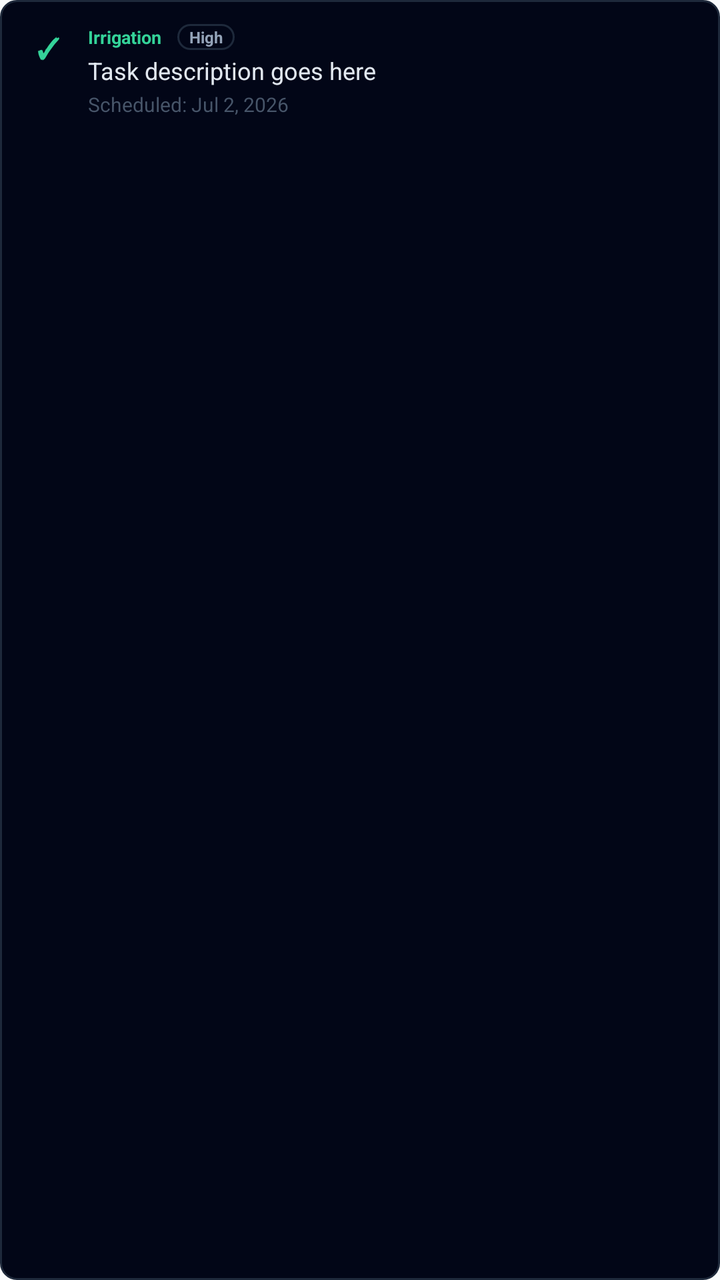
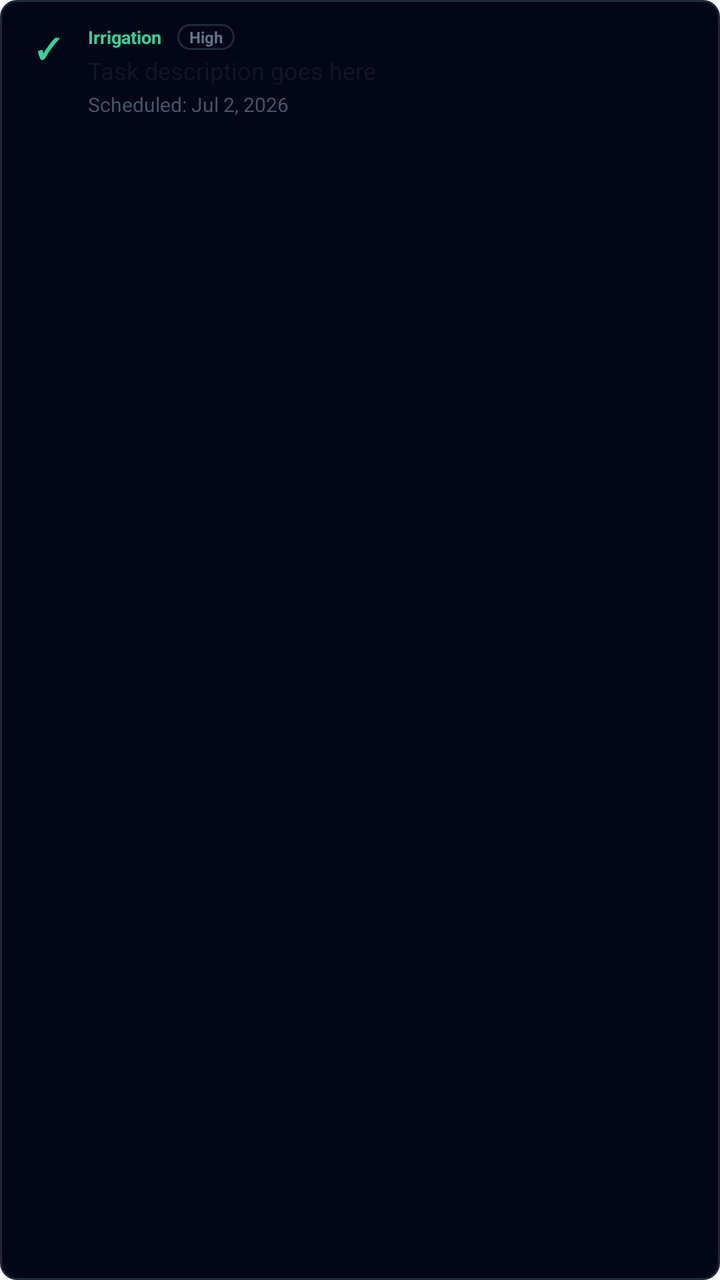

Screens rendered from an Android XML layout before and after an edit, with the pre-edit source and the edit as a unified diff.
<!-- AndroidManifest.xml: application theme AppTheme -->
<!-- res/layout/item_calendar_task.xml -->
<?xml version="1.0" encoding="utf-8"?>
<LinearLayout xmlns:android="http://schemas.android.com/apk/res/android"
    android:layout_width="match_parent"
    android:layout_height="wrap_content"
    android:layout_marginBottom="8dp"
    android:background="@drawable/bg_spinner"
    android:orientation="horizontal"
    android:padding="12dp">

    
    <TextView
        android:layout_width="24dp"
        android:layout_height="24dp"
        android:gravity="center"
        android:text="✓"
        android:textColor="#34d399"
        android:textSize="14sp"
        android:textStyle="bold" />

    <LinearLayout
        android:layout_width="match_parent"
        android:layout_height="wrap_content"
        android:orientation="vertical"
        android:layout_marginStart="8dp">

        <LinearLayout
            android:layout_width="match_parent"
            android:layout_height="wrap_content"
            android:orientation="horizontal"
            android:gravity="center_vertical">
            <TextView
                android:id="@+id/tvTaskCategory"
                android:layout_width="wrap_content"
                android:layout_height="wrap_content"
                android:text="Irrigation"
                android:textColor="#34d399"
                android:textSize="9sp"
                android:textStyle="bold" />
            <TextView
                android:id="@+id/tvTaskPriority"
                android:layout_width="wrap_content"
                android:layout_height="wrap_content"
                android:layout_marginStart="8dp"
                android:background="@drawable/bg_spinner"
                android:paddingHorizontal="6dp"
                android:paddingVertical="1dp"
                android:text="High"
                android:textColor="#94a3b8"
                android:textSize="8sp"
                android:textStyle="bold" />
        </LinearLayout>

        <TextView
            android:id="@+id/tvTaskTitle"
            android:layout_width="match_parent"
            android:layout_height="wrap_content"
            android:layout_marginTop="2dp"
            android:text="Task description goes here"
            android:textColor="#e2e8f0"
            android:textSize="12sp" />

        <TextView
            android:id="@+id/tvTaskDate"
            android:layout_width="match_parent"
            android:layout_height="wrap_content"
            android:layout_marginTop="2dp"
            android:text="Scheduled: Jul 2, 2026"
            android:textColor="#475569"
            android:textSize="10sp" />
    </LinearLayout>
</LinearLayout>
<!-- resources referenced by this layout -->
<resources>
  <!-- drawable bg_spinner (drawable) -->
  <?xml version="1.0" encoding="utf-8"?>
  <shape xmlns:android="http://schemas.android.com/apk/res/android">
      <solid android:color="#020617"/>
      <stroke android:width="1dp" android:color="#1e293b"/>
      <corners android:radius="8dp"/>
  </shape>
  <style name="AppTheme" parent="Theme.MaterialComponents.DayNight.NoActionBar">
          <item name="colorPrimary">@color/colorPrimary</item>
          <item name="colorPrimaryDark">@color/colorPrimaryDark</item>
          <item name="colorAccent">@color/colorAccent</item>
          <item name="android:windowBackground">@color/colorBackground</item>
          <item name="android:statusBarColor">@color/colorBackground</item>
          <item name="android:navigationBarColor">@color/colorBottomNav</item>
          <item name="android:textColorPrimary">@color/colorTextPrimary</item>
          <item name="android:textColorSecondary">@color/colorTextSecondary</item>
          <item name="elevationOverlayEnabled">false</item>
      </style>
  <color name="colorPrimary">#059669</color>
  <color name="colorPrimaryDark">#047857</color>
  <color name="colorAccent">#10B981</color>
  <color name="colorBackground">#F8FAFC</color>
  <color name="colorBottomNav">#FFFFFF</color>
  <color name="colorTextPrimary">#0F172A</color>
  <color name="colorTextSecondary">#475569</color>
</resources>

<!-- the commit's change to res/layout/item_calendar_task.xml (unified diff, before → after) -->
@@ -45,7 +45,7 @@
                 android:paddingHorizontal="6dp"
                 android:paddingVertical="1dp"
                 android:text="High"
-                android:textColor="#94a3b8"
+                android:textColor="@color/colorTextMuted"
                 android:textSize="8sp"
                 android:textStyle="bold" />
         </LinearLayout>
@@ -56,7 +56,7 @@
             android:layout_height="wrap_content"
             android:layout_marginTop="2dp"
             android:text="Task description goes here"
-            android:textColor="#e2e8f0"
+            android:textColor="@color/colorTextPrimary"
             android:textSize="12sp" />
 
         <TextView
<!-- resource entries referenced after the edit -->
@@ -1,5 +1,6 @@
 <!-- resources referenced by this layout -->
 <resources>
+  <color name="colorTextMuted">#64748B</color>
   <!-- drawable bg_spinner (drawable) -->
   <?xml version="1.0" encoding="utf-8"?>
   <shape xmlns:android="http://schemas.android.com/apk/res/android">
